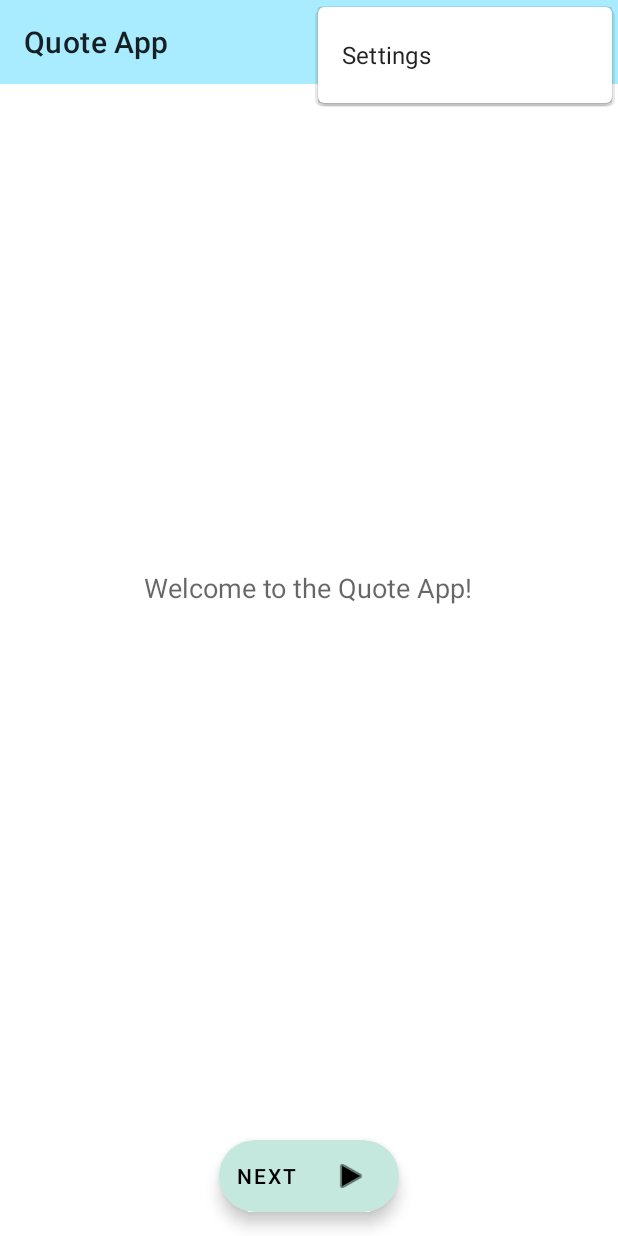
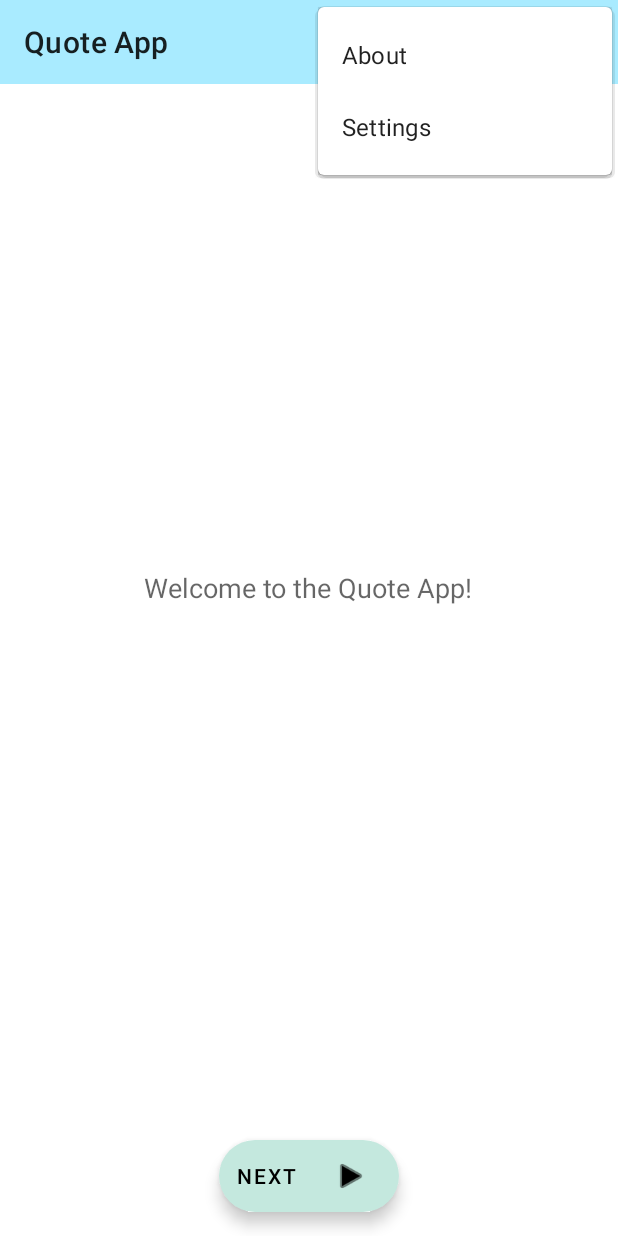
Before and after one commit to SaraOrlian/QuoteApp, an Android app: the screen it shows after launch (MainActivity), with the options menu open, on a phone screen of 412 x 824 dp. Run offline under Robolectric (Android 15) with nearby library versions, the phone set to English and light mode, and no system bars.

Commit message:
added about dialog

```diff
--- a/app/src/main/res/menu/menu_main.xml
+++ b/app/src/main/res/menu/menu_main.xml
@@ -2,8 +2,12 @@
     xmlns:app="http://schemas.android.com/apk/res-auto"
     xmlns:tools="http://schemas.android.com/tools"
     tools:context="com.example.quote_app.MainActivity" >
+
+    <item android:id="@+id/action_about"
+        android:title="@string/action_about"
+        app:showAsAction="never" />
+
     <item android:id="@+id/action_settings"
         android:title="@string/action_settings"
-        android:orderInCategory="100"
         app:showAsAction="never" />
 </menu>
--- a/app/src/main/res/values/strings.xml
+++ b/app/src/main/res/values/strings.xml
@@ -3,4 +3,5 @@
     <string name="action_settings">Settings</string>
     <string name="next">Next</string>
     <string name="welcome">Welcome to the Quote App!</string>
+    <string name="action_about">About</string>
 </resources>
```
Also changed, not shown: app/src/main/java/com/example/quote_app/MainActivity.java (+18 -2 lines), app/src/main/java/com/example/quote_app/lib/Utils.java (added, +68 -0 lines).
